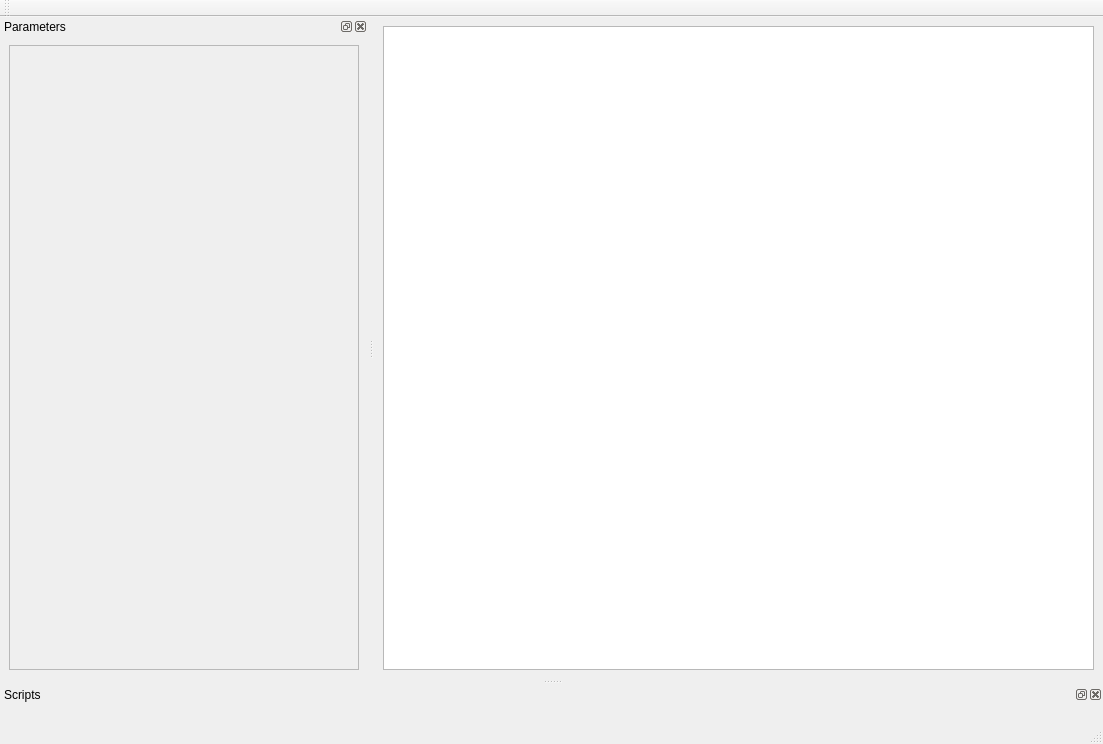
Before: the Qt Designer form src/interface_debug/mainwindow.ui in mpelcat/GPStudio, drawn with Qt 5.
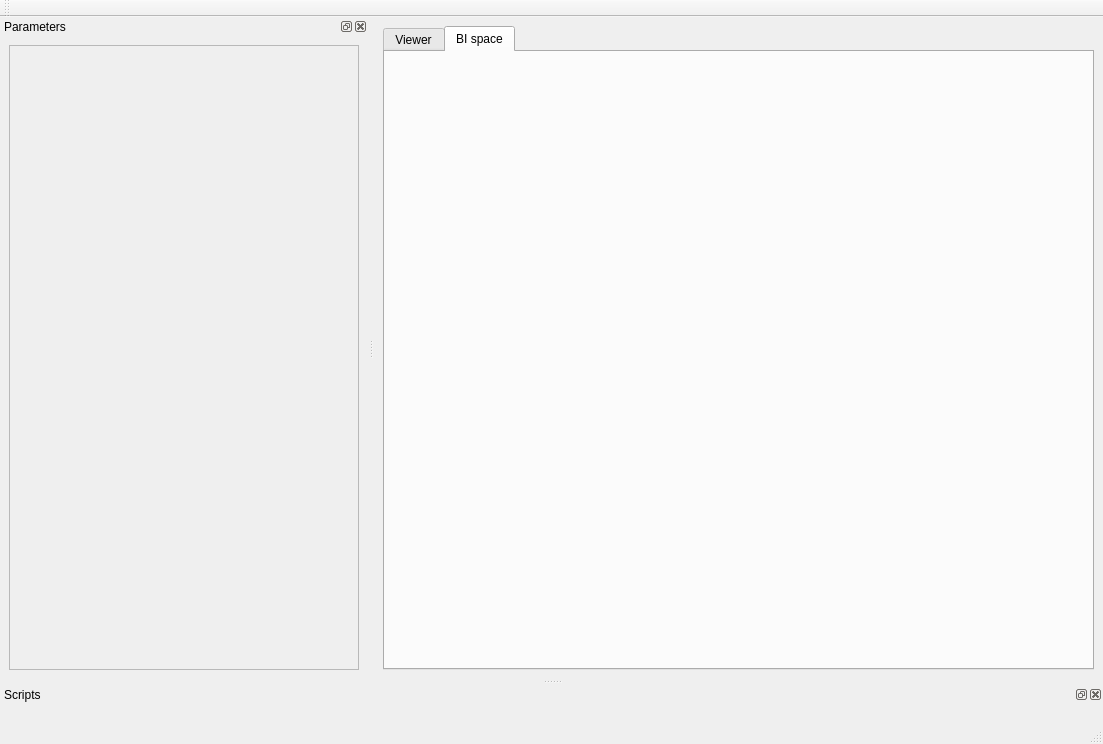
After: the same form once the commit is applied. The open tabs and pages were chosen to show the change. Custom widgets are drawn as their Qt base class.

```diff
--- a/src/interface_debug/mainwindow.ui
+++ b/src/interface_debug/mainwindow.ui
@@ -14,9 +14,33 @@
    <string>GPDebug</string>
   </property>
   <widget class="QWidget" name="centralwidget">
-   <layout class="QVBoxLayout" name="verticalLayout_4">
+   <layout class="QVBoxLayout" name="verticalLayout_5">
     <item>
-     <widget class="ImageView" name="graphicsView"/>
+     <widget class="QTabWidget" name="tabWidget">
+      <property name="currentIndex">
+       <number>0</number>
+      </property>
+      <widget class="QWidget" name="tab">
+       <attribute name="title">
+        <string>Viewer</string>
+       </attribute>
+       <layout class="QVBoxLayout" name="verticalLayout_4">
+        <item>
+         <widget class="ImageView" name="graphicsView"/>
+        </item>
+       </layout>
+      </widget>
+      <widget class="QWidget" name="tab_2">
+       <attribute name="title">
+        <string>BI space</string>
+       </attribute>
+       <layout class="QVBoxLayout" name="verticalLayout_6">
+        <item>
+         <widget class="QHexEdit" name="biSpaceHex" native="true"/>
+        </item>
+       </layout>
+      </widget>
+     </widget>
     </item>
    </layout>
   </widget>
@@ -110,6 +134,12 @@
    <extends>QGraphicsView</extends>
    <header>imageview.h</header>
   </customwidget>
+  <customwidget>
+   <class>QHexEdit</class>
+   <extends>QWidget</extends>
+   <header>../../thirdparts/hexedit/qhexedit.h</header>
+   <container>1</container>
+  </customwidget>
  </customwidgets>
  <resources/>
  <connections/>
```
